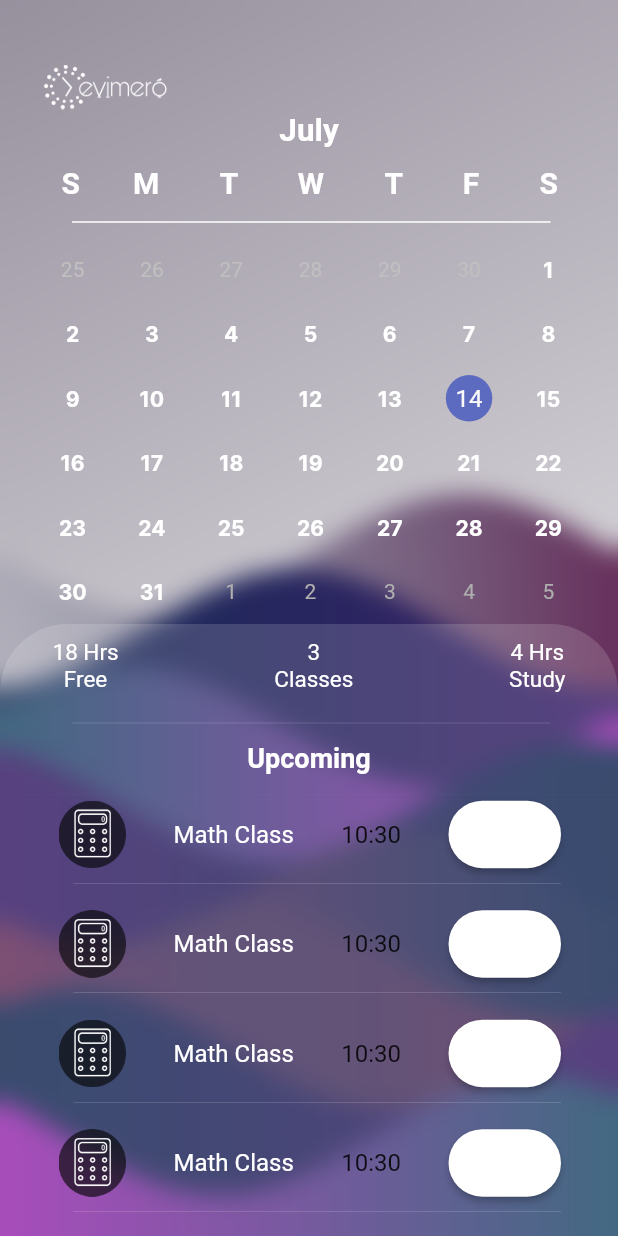
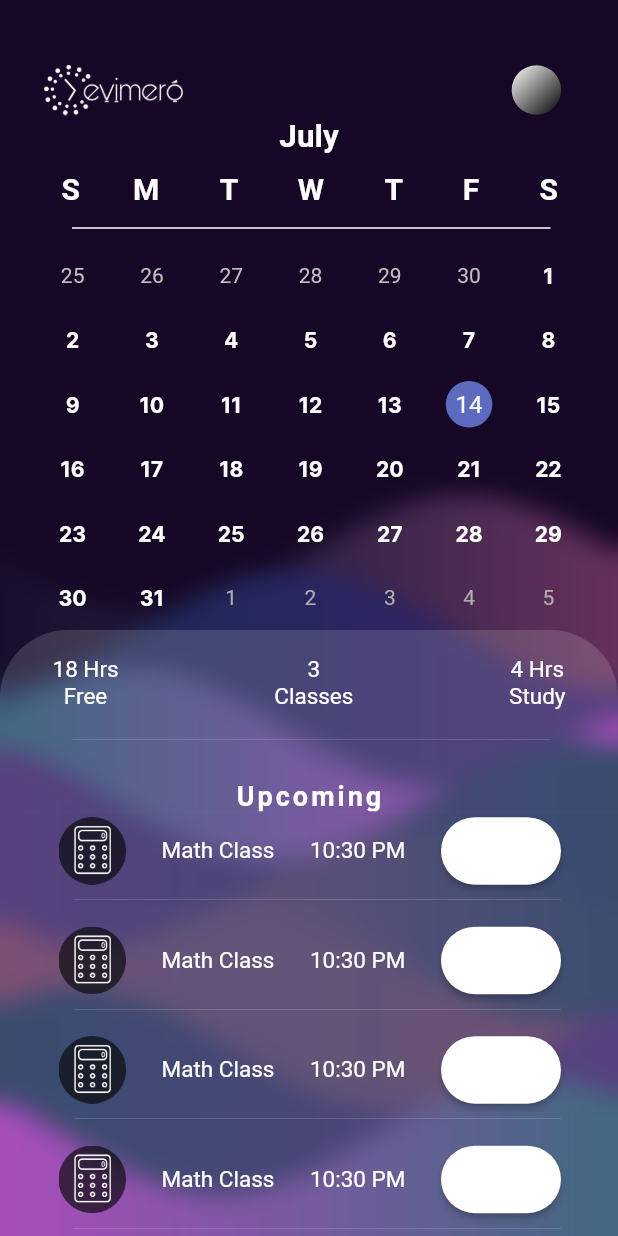
Before and after one commit to RomyBatistaBrea/CrossPlatformProject, a Flutter app: the screen it shows after launch, on a phone screen of 412 x 824 dp. Run offline on Flutter 3.47's test engine with Material 2 defaults, Android fonts, the phone set to English and light mode, and no system bars; drawn by our look-alikes of table_calendar, wave.

Commit message:
Small Tweeks

```diff
--- a/lib/global_components/waves.dart
+++ b/lib/global_components/waves.dart
@@ -30,13 +30,7 @@ class WavesBackground extends StatelessWidget {
 
     return Container(
       decoration: BoxDecoration(
-          gradient: LinearGradient(
-              begin: Alignment.topLeft,
-              end: Alignment.bottomRight,
-              colors: [
-            Theme.of(context).colorScheme.outline,
-            Theme.of(context).colorScheme.outlineVariant
-          ])),
+              color: Theme.of(context).scaffoldBackgroundColor),
       child: WaveWidget(
         config: CustomConfig(
             gradients: [
--- a/lib/pages/Home/home.dart
+++ b/lib/pages/Home/home.dart
@@ -78,12 +78,30 @@ class _HomeState extends State<Home> {
           child: Container(
               alignment: Alignment.center,
               child: const Column(mainAxisAlignment: MainAxisAlignment.start))),
+      Stack(children: [
+        Container(
+            alignment: const Alignment(0.8, -0.89),
+            child: Container(
+              width: 33,
+              height: 33,
+              decoration: BoxDecoration(
+                gradient: LinearGradient(
+                  begin: Alignment.topLeft,
+                  end: Alignment.bottomRight,
+                  colors: [
+                    Theme.of(context).colorScheme.inversePrimary,
+                    Theme.of(context).colorScheme.inverseSurface
+                  ],
+                ),
+                shape: BoxShape.circle,
+              ),
+            )),
         Column(children: [
           Row(children: [
             Container(
               padding: const EdgeInsets.fromLTRB(29, 43, 0, 0),
-            width: 147,
-            height: 73,
+              width: 150,
+              height: 77,
               alignment: Alignment.topLeft,
               child: Image.asset(imageSite),
             ),
@@ -117,7 +135,7 @@ class _HomeState extends State<Home> {
                     padding: const EdgeInsets.fromLTRB(22, 0, 20, 0),
                     child: calendarContent())
               ])),
-        const UpdateTab(),
+          const DailyContainer(),
           Expanded(
               child: Container(
             color: const Color.fromARGB(38, 255, 255, 255),
@@ -135,10 +153,7 @@ class _HomeState extends State<Home> {
               },
             ),
           ))
-        // child:
-        //     Container(child: Column(children:
-        //     [UpdateTab(),
-        //     EventList()])))
+        ]),
       ]),
     ]);
   }
--- a/lib/pages/Home/home_components/daily_update_container.dart
+++ b/lib/pages/Home/home_components/daily_update_container.dart
@@ -1,14 +1,14 @@
 import 'package:flutter/material.dart';
 import '../../../theme/constants/font_color.dart';
 
-class UpdateTab extends StatefulWidget {
-  const UpdateTab({super.key});
+class DailyContainer extends StatefulWidget {
+  const DailyContainer({super.key});
 
   @override
-  State<UpdateTab> createState() => _UpdateTabState();
+  State<DailyContainer> createState() => _DailyContainerState();
 }
 
-class _UpdateTabState extends State<UpdateTab> {
+class _DailyContainerState extends State<DailyContainer> {
   @override
   Widget build(BuildContext context) {
     return Container(
@@ -20,7 +20,7 @@ class _UpdateTabState extends State<UpdateTab> {
           mainAxisAlignment: MainAxisAlignment.center,
           children: [
             Padding(
-              padding: EdgeInsets.fromLTRB(35, 10, 0, 10),
+              padding: EdgeInsets.fromLTRB(35, 17, 0, 10),
               child: Text(
                 '18 Hrs\nFree',
                 textAlign: TextAlign.center,
@@ -29,7 +29,7 @@ class _UpdateTabState extends State<UpdateTab> {
             ),
             Spacer(),
             Padding(
-              padding: EdgeInsets.fromLTRB(35, 10, 35, 10),
+              padding: EdgeInsets.fromLTRB(35, 17, 35, 10),
               child: Text(
                 '3\nClasses',
                 textAlign: TextAlign.center,
@@ -38,7 +38,7 @@ class _UpdateTabState extends State<UpdateTab> {
             ),
             Spacer(),
             Padding(
-              padding: EdgeInsets.fromLTRB(0, 10, 35, 10),
+              padding: EdgeInsets.fromLTRB(0, 17, 35, 10),
               child: Text(
                 '4 Hrs\nStudy',
                 textAlign: TextAlign.center,
@@ -57,13 +57,14 @@ class _UpdateTabState extends State<UpdateTab> {
         SizedBox(
           height: 37.75,
           child: Padding(
-            padding: const EdgeInsets.only(top: 3),
+            padding: const EdgeInsets.only(top: 17),
             child: Text(
               'Upcoming',
               style: TextStyle(
                   color: Theme.of(context).colorScheme.primary,
                   fontWeight: FontWeight.bold,
-                  fontSize: 18),
+                  fontSize: 18,
+                  letterSpacing: 2),
             ),
           ),
         ),
--- a/lib/pages/Home/home_components/user_data_model_components.data/event_types.dart
+++ b/lib/pages/Home/home_components/user_data_model_components.data/event_types.dart
@@ -1,5 +1,4 @@
 import 'package:evimero/theme/constants/font_color.dart';
-import 'package:evimero/theme/dark_theme.dart';
 import 'package:flutter/material.dart';
 
 class Event extends StatefulWidget {
@@ -53,14 +52,18 @@ class _EventState extends State<Event> {
             const Spacer(),
             Text(
               widget.event,
-              style: TextStyle(color: Theme.of(context).colorScheme.primary),
+              style: TextStyle(
+                  color: Theme.of(context).colorScheme.primary, fontSize: 15),
             ),
             const Spacer(),
-            Text('$hour:$minute'),
+            Text(
+              '$hour:$minute PM',
+              style: const TextStyle(color: fontColor, fontSize: 15),
+            ),
             const Spacer(),
             SizedBox(
-              width: 75,
-              height: 60,
+              width: 80,
+              height: 45,
               child: ElevatedButton(
                   onPressed: () {},
                   style: ElevatedButton.styleFrom(
--- a/lib/theme/dark_theme.dart
+++ b/lib/theme/dark_theme.dart
@@ -37,10 +37,11 @@ ThemeData darkTheme = ThemeData(
     outline: const Color.fromARGB(255, 37, 38, 51),
     outlineVariant: const Color.fromARGB(255, 20, 18, 19),
     surface:
-        Color.fromARGB(255, 71, 71, 71), // Used for dark mode buttons
+        const Color.fromARGB(255, 71, 71, 71), // Used for dark mode buttons
     surfaceVariant: const Color.fromARGB(255, 53, 221, 182),
+    inversePrimary: const Color.fromARGB(255, 115, 116, 126), // Used for the top left of the moon
+    inverseSurface: const Color.fromARGB(255, 155, 86, 74), // Used for the bottom right of the moon
     brightness: Brightness.light,
   ),
-  scaffoldBackgroundColor: const Color.fromARGB(
-      255, 32, 33, 44), // Sets the background color behind the waves
+  scaffoldBackgroundColor: const Color.fromARGB(255, 28, 28, 39), // Sets the background color behind the waves
 );
```
Lines whose indentation alone changed are shown as unchanged.
